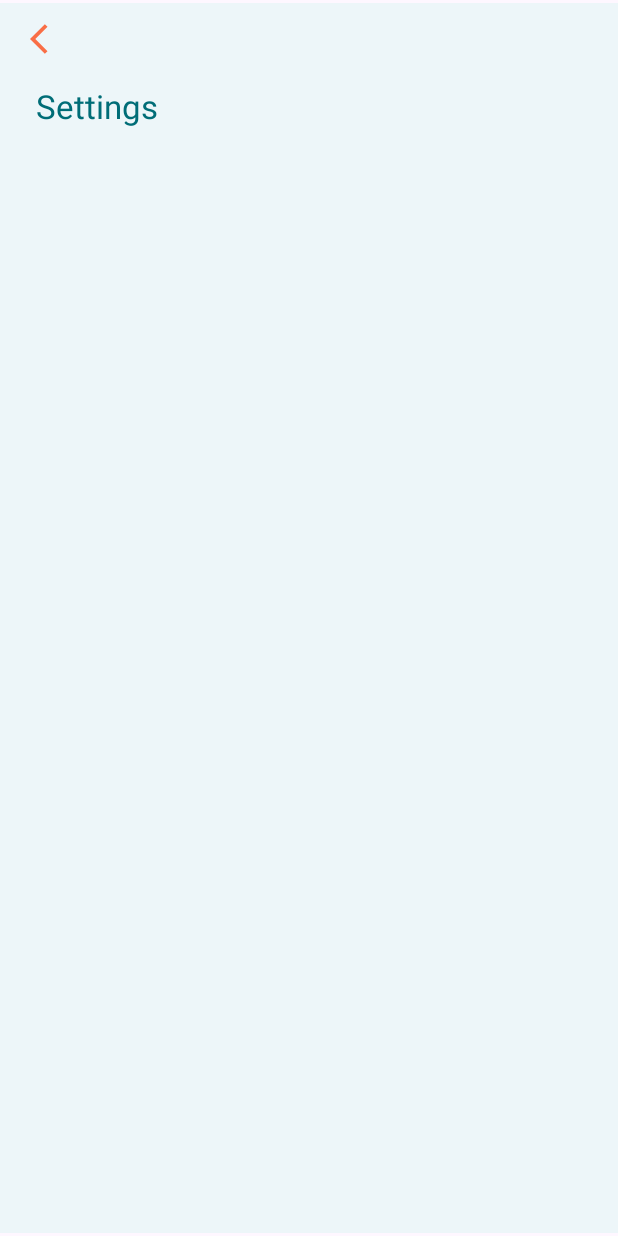
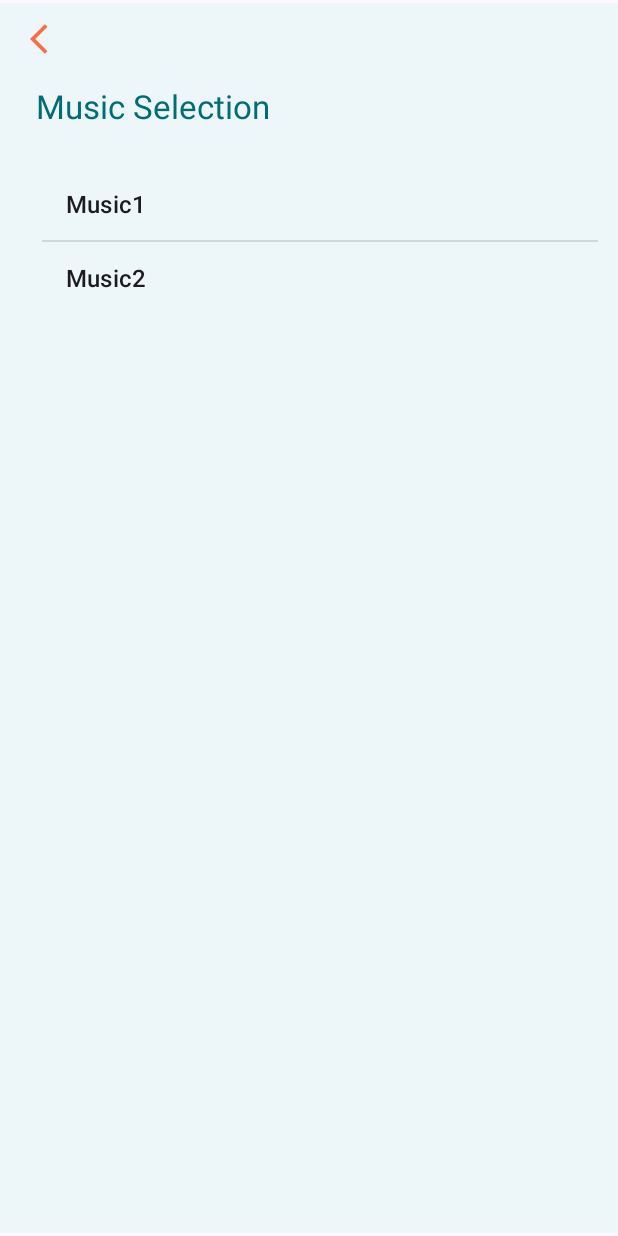
Before and after one commit to minesamaro/MuseCMEB, an Android app: the MusicOptions screen opened directly, with no data from a screen before it, on a phone screen of 412 x 824 dp. Run offline under Robolectric (Android 15) with nearby library versions, the phone set to English and light mode, and no system bars.

Commit message:
Music Options is complete

```diff
--- a/App/app/src/main/java/org/mines/cmeb/musecmeb/MusicOptions.java
+++ b/App/app/src/main/java/org/mines/cmeb/musecmeb/MusicOptions.java
@@ -1,20 +1,54 @@
 package org.mines.cmeb.musecmeb;
 
+import android.app.ListActivity;
+import android.content.Intent;
+import android.content.SharedPreferences;
 import android.os.Bundle;
 import android.view.View;
+import android.widget.ArrayAdapter;
 import android.widget.ImageButton;
+import android.widget.ListView;
+import android.widget.Toast;
 
-import androidx.appcompat.app.AppCompatActivity;
+public class MusicOptions extends ListActivity {
 
-public class MusicOptions extends AppCompatActivity {
-    private ImageButton backButton;
+    private ImageButton backButton;  // Back button above the settings list
 
+    private SharedPreferences preferences;  // Save the selected music to play in Session activity
+
+    @Override
     protected void onCreate(Bundle savedInstanceState) {
         super.onCreate(savedInstanceState);
-        setContentView(R.layout.settings);
+        setContentView(R.layout.music_options);
 
         // Back button settings
         backButton = findViewById(R.id.backButton);
         backButton.setOnClickListener(view -> onBackPressed());
+
+        preferences = getSharedPreferences("MusicOptionsPrefs", MODE_PRIVATE);
+
+        // Define options
+        String[] options = {"Music1", "Music2"};
+
+        // Set up the ArrayAdapter with the built-in layout (simple_list_item_1)
+        ArrayAdapter<String> adapter = new ArrayAdapter<>(this, android.R.layout.simple_list_item_1, options);
+        setListAdapter(adapter);
+
+        // Set up item click listener
+        getListView().setOnItemClickListener((parent, view, position, id) -> {
+            // Handle item click
+            String selectedOption = options[position];
+
+            // Save the chosen option to shared preferences
+            preferences.edit().putString("chosenMusic", selectedOption).apply();
+
+            // Show the success message
+            showMusicChangedMessage(selectedOption);
+        });
+    }
+    // Message to alert the user that the music has been changed
+    private void showMusicChangedMessage(String chosenMusic) {
+        String message = "Music changed to " + chosenMusic + "!";
+        Toast.makeText(this, message, Toast.LENGTH_SHORT).show();
     }
 }
--- a/App/app/src/main/res/layout/music_options.xml
+++ b/App/app/src/main/res/layout/music_options.xml
@@ -1,7 +1,22 @@
 <?xml version="1.0" encoding="utf-8"?>
-<androidx.constraintlayout.widget.ConstraintLayout xmlns:android="http://schemas.android.com/apk/res/android"
+<FrameLayout xmlns:android="http://schemas.android.com/apk/res/android"
+    xmlns:app="http://schemas.android.com/apk/res-auto"
+    xmlns:tools="http://schemas.android.com/tools"
     android:layout_width="match_parent"
-    android:layout_height="match_parent">
+    android:layout_height="match_parent"
+    android:paddingVertical="2dp"
+    android:paddingTop="10dp"
+    tools:context=".SettingsMenu">
+
+
+    <LinearLayout
+        android:id="@+id/linearLayout"
+        android:layout_width="fill_parent"
+        android:layout_height="fill_parent"
+        android:background="@color/our_lighter_blue"
+        android:orientation="vertical"
+        android:paddingLeft="8dp"
+        android:paddingRight="8dp">
 
         <ImageButton
             android:id="@+id/backButton"
@@ -9,6 +24,44 @@
             android:layout_height="48dp"
             android:layout_gravity="start"
             android:background="?attr/selectableItemBackgroundBorderless"
-        android:contentDescription="Back button in the settings layout"
+            android:contentDescription="Back button in the music options layout"
             android:src="@drawable/ic_arrow_back" />
-</androidx.constraintlayout.widget.ConstraintLayout>
+
+        <androidx.appcompat.widget.Toolbar
+            android:id="@+id/toolbar"
+            android:layout_width="match_parent"
+            android:layout_height="42dp"
+            android:layout_weight="0"
+            android:background="@android:color/transparent"
+            android:elevation="4dp"
+            android:minHeight="?attr/actionBarSize"
+            android:paddingTop="0dp"
+            android:theme="@style/ThemeOverlay.AppCompat.ActionBar"
+            app:popupTheme="@style/ThemeOverlay.AppCompat.Light"
+            app:title="@string/music_selection"
+            app:titleMargin="5dp"
+            app:titleTextColor="@color/our_dark_blue">
+
+        </androidx.appcompat.widget.Toolbar>
+
+        <ListView
+            android:id="@android:id/list"
+            android:layout_width="match_parent"
+            android:layout_height="wrap_content"
+
+            android:layout_marginTop="10dp"
+            android:layout_marginBottom="20dp"
+
+
+            android:drawSelectorOnTop="false"
+
+            android:paddingHorizontal="5dp"
+            android:paddingVertical="10dp"
+            android:paddingStart="20dp">
+
+        </ListView>
+
+    </LinearLayout>
+
+
+</FrameLayout>
--- a/App/app/src/main/res/values/strings.xml
+++ b/App/app/src/main/res/values/strings.xml
@@ -24,4 +24,5 @@
     <string name="permission_dialog_description">Muse needs a few permissions to work properly. On the next screens, tap "Allow" to proceed. If you deny, Muse will not work properly until you go into your Android settings and allow.</string>
     <string name="permission_dialog_understand">I Understand</string>
     <string name="settings">Settings</string>
+    <string name="music_selection">Music Selection</string>
 </resources>
```
Also changed, not shown: App/app/src/main/java/org/mines/cmeb/musecmeb/MenuFragment.java (+22 -0 lines), App/app/src/main/java/org/mines/cmeb/musecmeb/Session.java (+42 -2 lines), 2 other files. Lines whose indentation alone changed are shown as unchanged.
